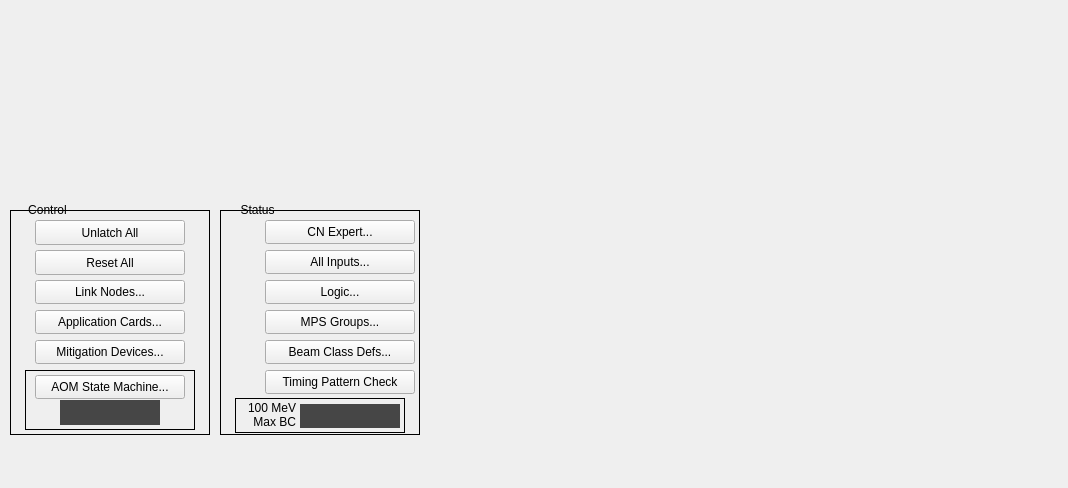
This is global_main.ui in ad-build-test/pydm-mps as Qt 5 draws it before an edit. The edited form follows.
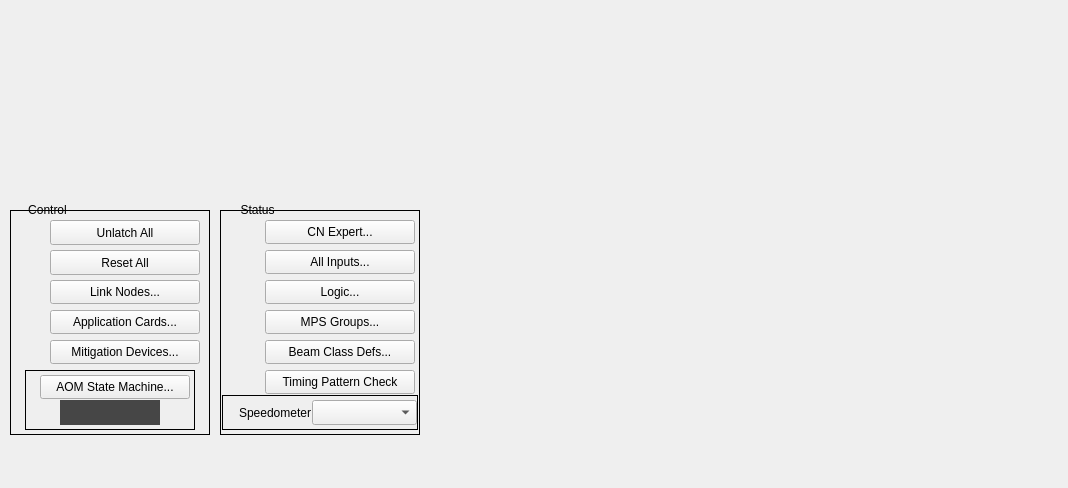
This is the edited form. Custom widgets are drawn as their Qt base class.

Commit message: update main screen

The edit to the form file:
```diff
--- a/global_main.ui
+++ b/global_main.ui
@@ -50,60 +50,10 @@
    <property name="frameShadow">
     <enum>QFrame::Plain</enum>
    </property>
-   <widget class="PyDMPushButton" name="PyDMPushButton">
-    <property name="geometry">
-     <rect>
-      <x>25</x>
-      <y>10</y>
-      <width>150</width>
-      <height>25</height>
-     </rect>
-    </property>
-    <property name="toolTip">
-     <string/>
-    </property>
-    <property name="text">
-     <string>Unlatch All</string>
-    </property>
-    <property name="channel" stdset="0">
-     <string>ca://SIOC:SYS0:MP03:UNLATCHALL</string>
-    </property>
-    <property name="pressValue" stdset="0">
-     <string>1</string>
-    </property>
-    <property name="releaseValue" stdset="0">
-     <string>0</string>
-    </property>
-   </widget>
-   <widget class="PyDMPushButton" name="PyDMPushButton_2">
-    <property name="geometry">
-     <rect>
-      <x>25</x>
-      <y>40</y>
-      <width>150</width>
-      <height>25</height>
-     </rect>
-    </property>
-    <property name="toolTip">
-     <string/>
-    </property>
-    <property name="text">
-     <string>Reset All</string>
-    </property>
-    <property name="channel" stdset="0">
-     <string>ca://SIOC:SYS0:MP03:RESET_ALL</string>
-    </property>
-    <property name="pressValue" stdset="0">
-     <string>1</string>
-    </property>
-    <property name="releaseValue" stdset="0">
-     <string>0</string>
-    </property>
-   </widget>
    <widget class="PyDMRelatedDisplayButton" name="PyDMRelatedDisplayButton">
     <property name="geometry">
      <rect>
-      <x>25</x>
+      <x>40</x>
       <y>70</y>
       <width>150</width>
       <height>24</height>
@@ -130,7 +80,7 @@
    <widget class="PyDMRelatedDisplayButton" name="PyDMRelatedDisplayButton_2">
     <property name="geometry">
      <rect>
-      <x>25</x>
+      <x>40</x>
       <y>100</y>
       <width>150</width>
       <height>24</height>
@@ -157,7 +107,7 @@
    <widget class="PyDMRelatedDisplayButton" name="PyDMRelatedDisplayButton_3">
     <property name="geometry">
      <rect>
-      <x>25</x>
+      <x>40</x>
       <y>130</y>
       <width>150</width>
       <height>24</height>
@@ -199,7 +149,7 @@
     <widget class="PyDMRelatedDisplayButton" name="PyDMRelatedDisplayButton_4">
      <property name="geometry">
       <rect>
-       <x>10</x>
+       <x>15</x>
        <y>5</y>
        <width>150</width>
        <height>24</height>
@@ -291,6 +241,114 @@
      <string/>
     </property>
     <property name="channel" stdset="0">
+     <string>ca://SIOC:SYS0:MP01:MonitorReady</string>
+    </property>
+    <property name="onColor" stdset="0">
+     <color>
+      <red>0</red>
+      <green>220</green>
+      <blue>0</blue>
+     </color>
+    </property>
+    <property name="offColor" stdset="0">
+     <color>
+      <red>255</red>
+      <green>0</green>
+      <blue>0</blue>
+     </color>
+    </property>
+    <property name="showLabels" stdset="0">
+     <bool>false</bool>
+    </property>
+    <property name="circles" stdset="0">
+     <bool>false</bool>
+    </property>
+   </widget>
+   <widget class="PyDMShellCommand" name="PyDMShellCommand">
+    <property name="geometry">
+     <rect>
+      <x>40</x>
+      <y>40</y>
+      <width>150</width>
+      <height>25</height>
+     </rect>
+    </property>
+    <property name="toolTip">
+     <string/>
+    </property>
+    <property name="text">
+     <string>Reset All</string>
+    </property>
+    <property name="showIcon" stdset="0">
+     <bool>false</bool>
+    </property>
+    <property name="allowMultipleExecutions" stdset="0">
+     <bool>true</bool>
+    </property>
+    <property name="commands" stdset="0">
+     <stringlist>
+      <string>caput SIOC:SYS0:MP01:RESET_ALL.PROC 1; caput SIOC:SYS0:MP03:RESET_ALL.PROC 1</string>
+     </stringlist>
+    </property>
+   </widget>
+   <widget class="PyDMShellCommand" name="PyDMShellCommand_2">
+    <property name="geometry">
+     <rect>
+      <x>40</x>
+      <y>10</y>
+      <width>150</width>
+      <height>25</height>
+     </rect>
+    </property>
+    <property name="toolTip">
+     <string/>
+    </property>
+    <property name="text">
+     <string>Unlatch All</string>
+    </property>
+    <property name="showIcon" stdset="0">
+     <bool>false</bool>
+    </property>
+    <property name="allowMultipleExecutions" stdset="0">
+     <bool>true</bool>
+    </property>
+    <property name="commands" stdset="0">
+     <stringlist>
+      <string>caput SIOC:SYS0:MP01:UNLATCHALL.PROC 1; caput SIOC:SYS0:MP03:UNLATCHALL.PROC 1</string>
+     </stringlist>
+    </property>
+   </widget>
+   <widget class="PyDMByteIndicator" name="PyDMByteIndicator_2">
+    <property name="geometry">
+     <rect>
+      <x>20</x>
+      <y>44</y>
+      <width>16</width>
+      <height>16</height>
+     </rect>
+    </property>
+    <property name="sizePolicy">
+     <sizepolicy hsizetype="Preferred" vsizetype="Preferred">
+      <horstretch>16</horstretch>
+      <verstretch>16</verstretch>
+     </sizepolicy>
+    </property>
+    <property name="minimumSize">
+     <size>
+      <width>16</width>
+      <height>16</height>
+     </size>
+    </property>
+    <property name="maximumSize">
+     <size>
+      <width>16</width>
+      <height>16</height>
+     </size>
+    </property>
+    <property name="toolTip">
+     <string/>
+    </property>
+    <property name="channel" stdset="0">
      <string>ca://SIOC:SYS0:MP03:MonitorReady</string>
     </property>
     <property name="onColor" stdset="0">
@@ -794,9 +852,9 @@
    <widget class="QFrame" name="frame_4">
     <property name="geometry">
      <rect>
-      <x>15</x>
-      <y>188</y>
-      <width>170</width>
+      <x>2</x>
+      <y>185</y>
+      <width>196</width>
       <height>35</height>
      </rect>
     </property>
@@ -806,54 +864,38 @@
     <property name="frameShadow">
      <enum>QFrame::Plain</enum>
     </property>
-    <widget class="PyDMLabel" name="PyDMLabel_9">
-     <property name="geometry">
-      <rect>
-       <x>65</x>
-       <y>6</y>
-       <width>100</width>
-       <height>24</height>
-      </rect>
-     </property>
-     <property name="maximumSize">
-      <size>
-       <width>16777215</width>
-       <height>25</height>
-      </size>
-     </property>
-     <property name="toolTip">
-      <string/>
-     </property>
-     <property name="styleSheet">
-      <string notr="true">background-color: rgb(70, 70, 70);</string>
-     </property>
-     <property name="alignment">
-      <set>Qt::AlignCenter</set>
-     </property>
-     <property name="alarmSensitiveContent" stdset="0">
-      <bool>true</bool>
-     </property>
-     <property name="channel" stdset="0">
-      <string>ca://SIOC:SYS0:MP03:MAX_PERMIT</string>
-     </property>
-    </widget>
     <widget class="QLabel" name="label_3">
      <property name="geometry">
       <rect>
        <x>1</x>
        <y>1</y>
-       <width>60</width>
-       <height>32</height>
+       <width>88</width>
+       <height>33</height>
       </rect>
      </property>
      <property name="text">
-      <string>100 MeV
-Max BC</string>
+      <string>Speedometer</string>
      </property>
      <property name="alignment">
       <set>Qt::AlignRight|Qt::AlignTrailing|Qt::AlignVCenter</set>
      </property>
     </widget>
+    <widget class="PyDMEnumComboBox" name="PyDMEnumComboBox">
+     <property name="geometry">
+      <rect>
+       <x>90</x>
+       <y>5</y>
+       <width>105</width>
+       <height>25</height>
+      </rect>
+     </property>
+     <property name="toolTip">
+      <string/>
+     </property>
+     <property name="channel" stdset="0">
+      <string>ca://SIOC:SYS0:MP03:MAX_PERMIT</string>
+     </property>
+    </widget>
    </widget>
   </widget>
   <widget class="PyDMDrawingImage" name="PyDMDrawingImage_2">
@@ -919,15 +961,20 @@
    <header>pydm.widgets.embedded_display</header>
   </customwidget>
   <customwidget>
-   <class>PyDMPushButton</class>
-   <extends>QPushButton</extends>
-   <header>pydm.widgets.pushbutton</header>
+   <class>PyDMEnumComboBox</class>
+   <extends>QComboBox</extends>
+   <header>pydm.widgets.enum_combo_box</header>
   </customwidget>
   <customwidget>
    <class>PyDMRelatedDisplayButton</class>
    <extends>QPushButton</extends>
    <header>pydm.widgets.related_display_button</header>
   </customwidget>
+  <customwidget>
+   <class>PyDMShellCommand</class>
+   <extends>QPushButton</extends>
+   <header>pydm.widgets.shell_command</header>
+  </customwidget>
  </customwidgets>
  <resources/>
  <connections/>
```
